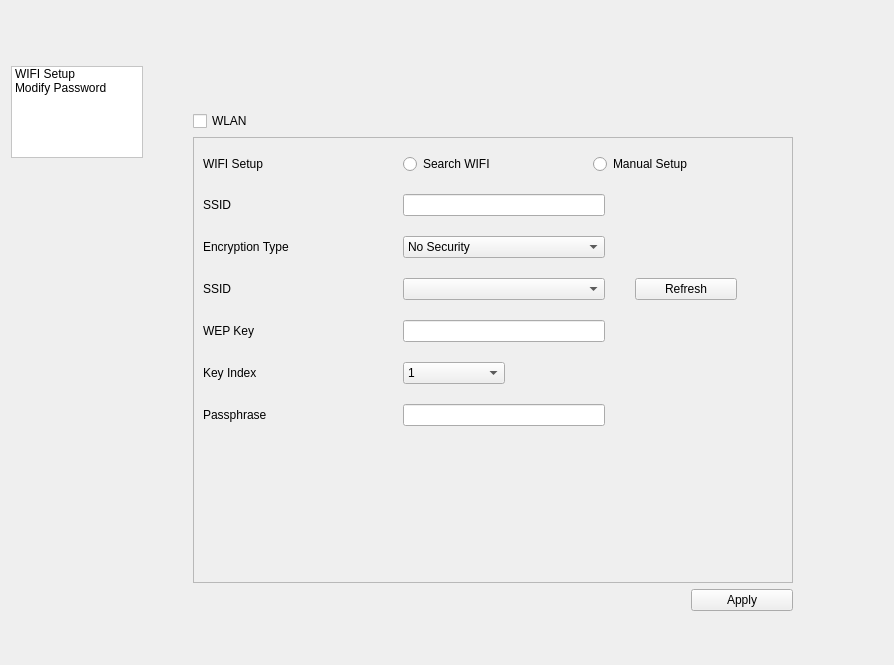
Before: the Qt Designer form setting.ui in lzk/richovop, drawn with Qt 5.
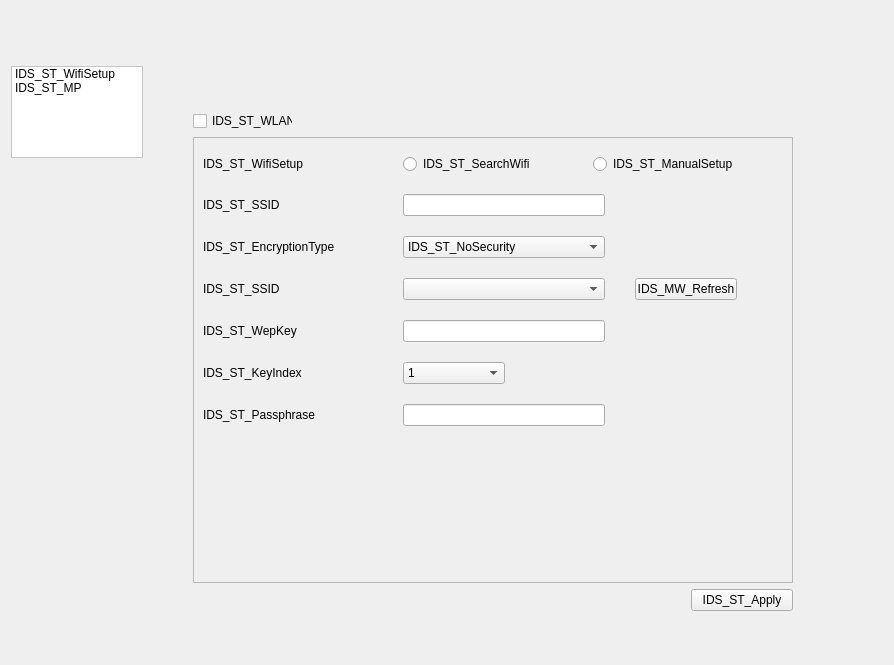
After: the same form once the commit is applied.

```diff
--- a/setting.ui
+++ b/setting.ui
@@ -70,12 +70,12 @@
        </property>
        <item>
         <property name="text">
-         <string>WIFI Setup</string>
+         <string>IDS_ST_WifiSetup</string>
         </property>
        </item>
        <item>
         <property name="text">
-         <string>Modify Password</string>
+         <string>IDS_ST_MP</string>
         </property>
        </item>
       </widget>
@@ -119,7 +119,7 @@
              <enum>Qt::NoFocus</enum>
             </property>
             <property name="text">
-             <string>WLAN</string>
+             <string>IDS_ST_WLAN</string>
             </property>
            </widget>
           </item>
@@ -155,7 +155,7 @@
                <item row="0" column="0">
                 <widget class="QLabel" name="wIFISetupLabel">
                  <property name="text">
-                  <string>WIFI Setup</string>
+                  <string>IDS_ST_WifiSetup</string>
                  </property>
                 </widget>
                </item>
@@ -167,7 +167,7 @@
                     <enum>Qt::NoFocus</enum>
                    </property>
                    <property name="text">
-                    <string>Search WIFI</string>
+                    <string>IDS_ST_SearchWifi</string>
                    </property>
                   </widget>
                  </item>
@@ -177,7 +177,7 @@
                     <enum>Qt::NoFocus</enum>
                    </property>
                    <property name="text">
-                    <string>Manual Setup</string>
+                    <string>IDS_ST_ManualSetup</string>
                    </property>
                   </widget>
                  </item>
@@ -209,7 +209,7 @@
                 <item row="0" column="0">
                  <widget class="QLabel" name="label_5">
                   <property name="text">
-                   <string>SSID</string>
+                   <string>IDS_ST_SSID</string>
                   </property>
                  </widget>
                 </item>
@@ -219,7 +219,7 @@
                 <item row="1" column="0">
                  <widget class="QLabel" name="encryptionTypeLabel">
                   <property name="text">
-                   <string>Encryption Type</string>
+                   <string>IDS_ST_EncryptionType</string>
                   </property>
                  </widget>
                 </item>
@@ -230,7 +230,7 @@
                   </property>
                   <item>
                    <property name="text">
-                    <string>No Security</string>
+                    <string>IDS_ST_NoSecurity</string>
                    </property>
                   </item>
                   <item>
@@ -283,7 +283,7 @@
                 <item row="1" column="0">
                  <widget class="QLabel" name="sSIDLabel">
                   <property name="text">
-                   <string>SSID</string>
+                   <string>IDS_ST_SSID</string>
                   </property>
                  </widget>
                 </item>
@@ -305,7 +305,7 @@
                      <enum>Qt::NoFocus</enum>
                     </property>
                     <property name="text">
-                     <string>Refresh</string>
+                     <string>IDS_MW_Refresh</string>
                     </property>
                    </widget>
                   </item>
@@ -338,7 +338,7 @@
                 <item row="0" column="0">
                  <widget class="QLabel" name="wEPKeyLabel_9">
                   <property name="text">
-                   <string>WEP Key</string>
+                   <string>IDS_ST_WepKey</string>
                   </property>
                  </widget>
                 </item>
@@ -352,7 +352,7 @@
                 <item row="2" column="0">
                  <widget class="QLabel" name="keyIndexLabel">
                   <property name="text">
-                   <string>Key Index</string>
+                   <string>IDS_ST_KeyIndex</string>
                   </property>
                  </widget>
                 </item>
@@ -417,7 +417,7 @@
                 <item row="0" column="0">
                  <widget class="QLabel" name="wEPKeyLabel_11">
                   <property name="text">
-                   <string>Passphrase</string>
+                   <string>IDS_ST_Passphrase</string>
                   </property>
                  </widget>
                 </item>
@@ -461,7 +461,7 @@
                <enum>Qt::NoFocus</enum>
               </property>
               <property name="text">
-               <string>Apply</string>
+               <string>IDS_ST_Apply</string>
               </property>
              </widget>
             </item>
```
Left out of the diff: 23 changed lines with no effect on the pictures.
